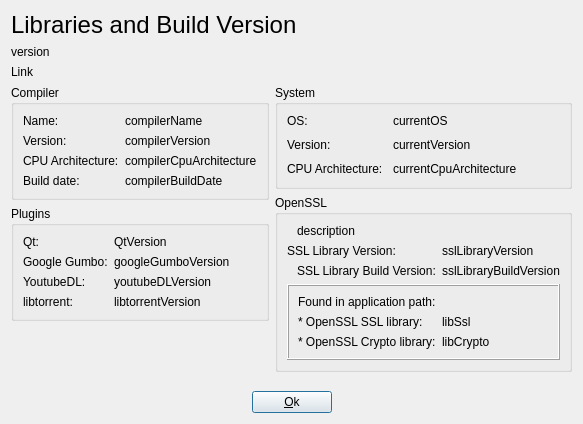
Old version of the form src/dialogs/compilerdialog.ui in the repository setvisible/ArrowDL.
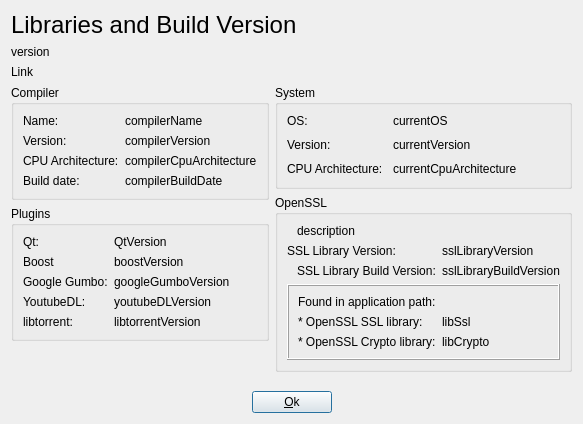
New version of the form.

Commit message: [UI] Add mention to Boost version to Help>Build Info

```diff
--- a/src/dialogs/compilerdialog.ui
+++ b/src/dialogs/compilerdialog.ui
@@ -146,48 +146,62 @@
             </property>
            </widget>
           </item>
-          <item row="1" column="0">
+          <item row="2" column="0">
            <widget class="QLabel" name="googleGumboVersionLabel">
             <property name="text">
              <string>Google Gumbo:</string>
             </property>
            </widget>
           </item>
-          <item row="1" column="1">
+          <item row="2" column="1">
            <widget class="QLabel" name="googleGumboVersion">
             <property name="text">
              <string>googleGumboVersion</string>
             </property>
            </widget>
           </item>
-          <item row="2" column="0">
+          <item row="3" column="0">
            <widget class="QLabel" name="youtubeDLVersionLabel">
             <property name="text">
              <string>YoutubeDL:</string>
             </property>
            </widget>
           </item>
-          <item row="2" column="1">
+          <item row="3" column="1">
            <widget class="QLabel" name="youtubeDLVersion">
             <property name="text">
              <string>youtubeDLVersion</string>
             </property>
            </widget>
           </item>
-          <item row="3" column="0">
+          <item row="4" column="0">
            <widget class="QLabel" name="libtorrentVersionLabel">
             <property name="text">
              <string>libtorrent:</string>
             </property>
            </widget>
           </item>
-          <item row="3" column="1">
+          <item row="4" column="1">
            <widget class="QLabel" name="libtorrentVersion">
             <property name="text">
              <string>libtorrentVersion</string>
             </property>
            </widget>
           </item>
+          <item row="1" column="0">
+           <widget class="QLabel" name="boostVersionLabel">
+            <property name="text">
+             <string>Boost</string>
+            </property>
+           </widget>
+          </item>
+          <item row="1" column="1">
+           <widget class="QLabel" name="boostVersion">
+            <property name="text">
+             <string>boostVersion</string>
+            </property>
+           </widget>
+          </item>
          </layout>
         </widget>
        </item>
```
The commit also changes 6 other files.
